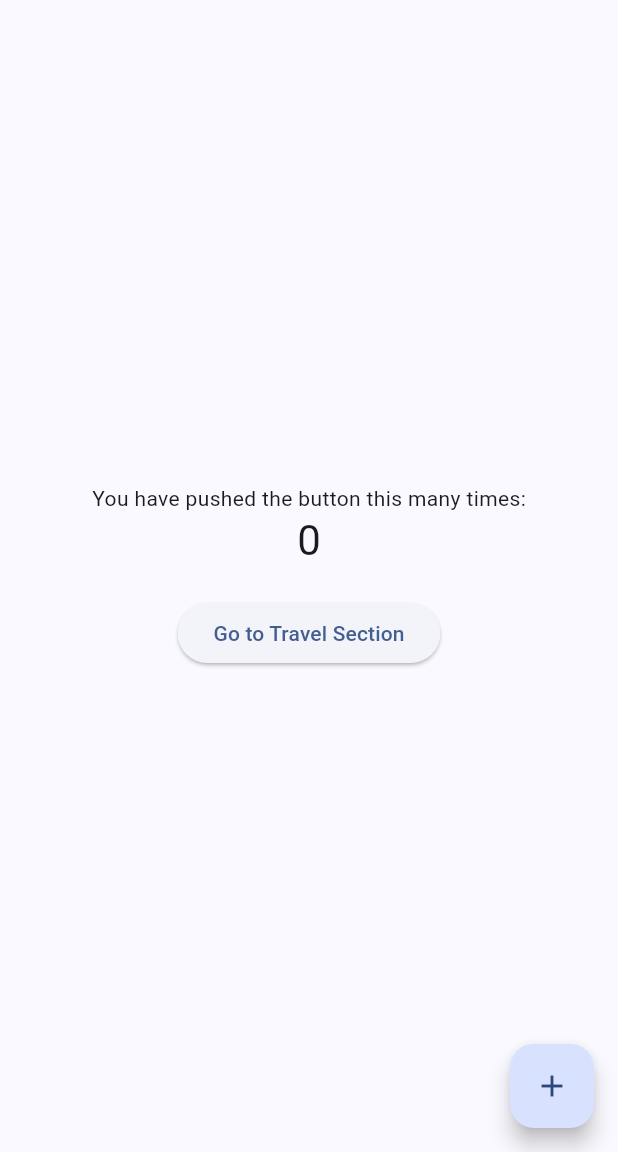
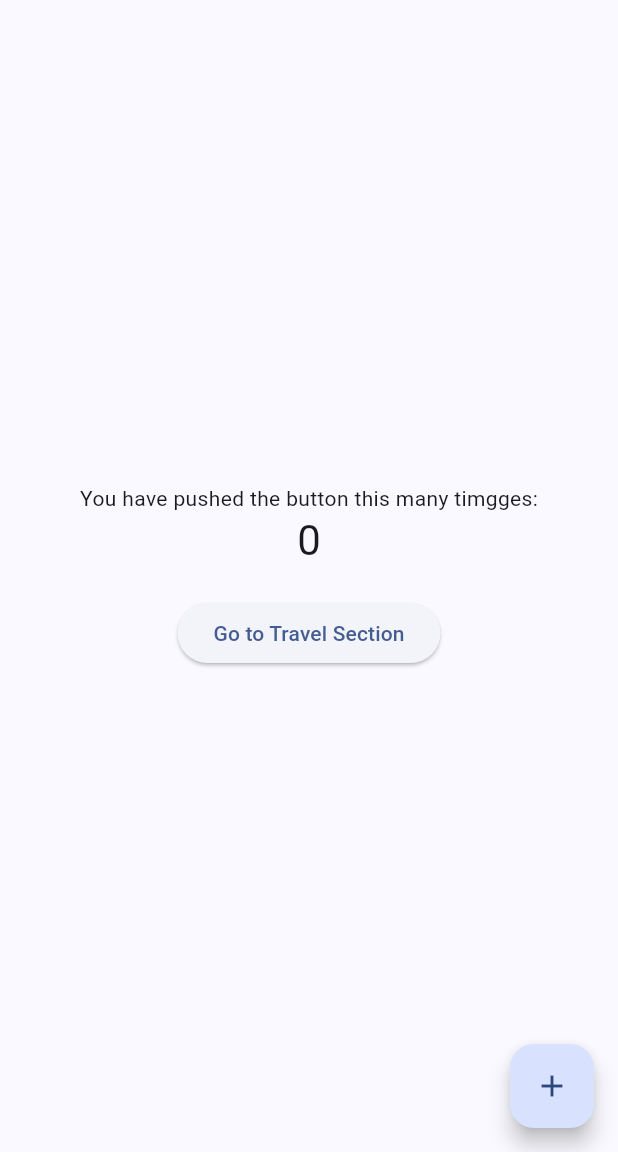
Before and after one commit to Rishinadh123/exploreex, a Flutter app: the screen it shows after launch, on a phone screen of 412 x 824 dp, the part 84-1236 px from its top. Run offline on Flutter 3.47's test engine with Material 3 defaults, Android fonts, the phone set to English and light mode, and no system bars.

Commit message:
minor changes

```diff
--- a/lib/main.dart
+++ b/lib/main.dart
@@ -48,7 +48,7 @@ class _MyHomePageState extends State<MyHomePage> {
         child: Column(
           mainAxisAlignment: MainAxisAlignment.center,
           children: <Widget>[
-            const Text('You have pushed the button this many times:'),
+            const Text('You have pushed the button this many timgges:'),
             Text(
               '$_counter',
               style: Theme.of(context).textTheme.headlineMedium,
```
